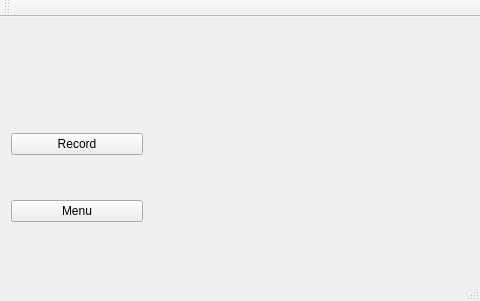
Qt form mainwindow.ui (SaadOjo/peephole_blind) before a commit.
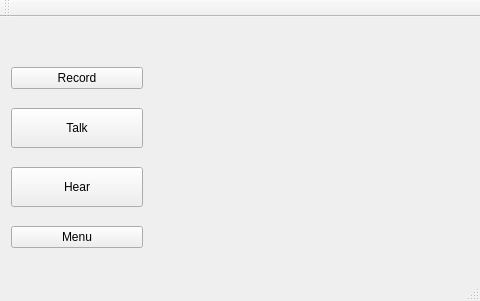
The same form after that commit. Custom widgets are drawn as their Qt base class.

Commit message: view corrected and audio hear and talk added

Patch:
```diff
--- a/mainwindow.ui
+++ b/mainwindow.ui
@@ -58,7 +58,7 @@
         <property name="sizeHint" stdset="0">
          <size>
           <width>20</width>
-          <height>60</height>
+          <height>20</height>
          </size>
         </property>
        </spacer>
@@ -70,6 +70,44 @@
         </property>
        </widget>
       </item>
+      <item>
+       <widget class="QPushButton" name="talk_btn">
+        <property name="sizePolicy">
+         <sizepolicy hsizetype="Minimum" vsizetype="Maximum">
+          <horstretch>0</horstretch>
+          <verstretch>0</verstretch>
+         </sizepolicy>
+        </property>
+        <property name="minimumSize">
+         <size>
+          <width>0</width>
+          <height>40</height>
+         </size>
+        </property>
+        <property name="text">
+         <string>Talk</string>
+        </property>
+       </widget>
+      </item>
+      <item>
+       <widget class="QPushButton" name="hear_btn">
+        <property name="sizePolicy">
+         <sizepolicy hsizetype="Minimum" vsizetype="Maximum">
+          <horstretch>0</horstretch>
+          <verstretch>0</verstretch>
+         </sizepolicy>
+        </property>
+        <property name="minimumSize">
+         <size>
+          <width>0</width>
+          <height>40</height>
+         </size>
+        </property>
+        <property name="text">
+         <string>Hear</string>
+        </property>
+       </widget>
+      </item>
       <item>
        <widget class="QPushButton" name="menu_btn">
         <property name="text">
```
Left out of the diff: 3 changed lines with no effect on the pictures. The commit also changes 12 other files.
